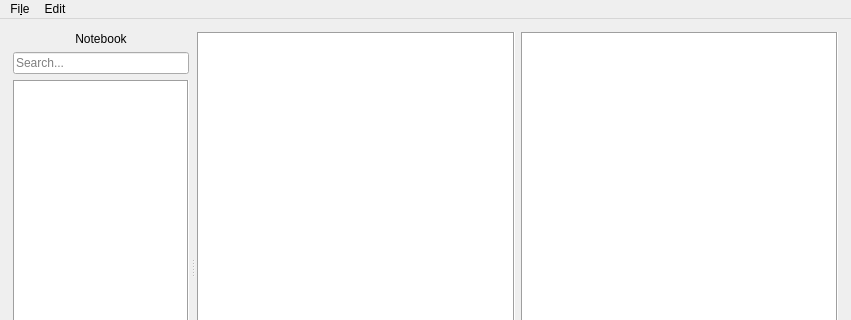
Old version of the form mainwindow.ui in the repository jontyrudman/markdown-editor-adv-level; both pictures show x 0 to 851 and y 0 to 320 of the 851 by 513 pixel window.
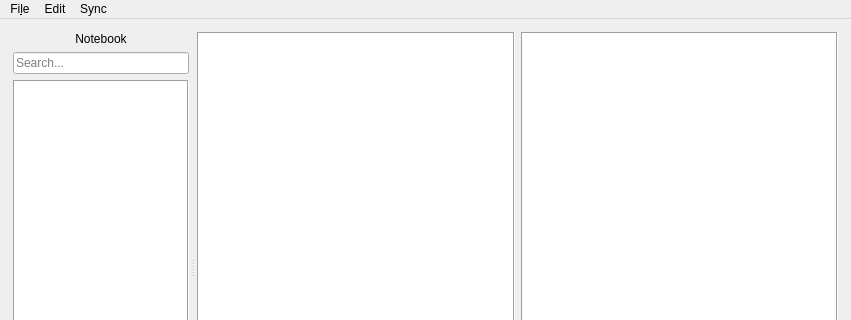
New version of the form. Icons and pictures are not drawn.

```diff
--- a/mainwindow.ui
+++ b/mainwindow.ui
@@ -254,8 +254,17 @@
     <addaction name="actionPaste"/>
     <addaction name="actionSelect_All"/>
    </widget>
+   <widget class="QMenu" name="menuSync">
+    <property name="title">
+     <string>Sync</string>
+    </property>
+    <addaction name="actionSet_Repository"/>
+    <addaction name="actionCreate_Repository"/>
+    <addaction name="actionCommit_Changes"/>
+   </widget>
    <addaction name="menuFile"/>
    <addaction name="menuEdit"/>
+   <addaction name="menuSync"/>
   </widget>
   <action name="actionNew_Note">
    <property name="icon">
```
Left out of the diff: 15 changed lines with no effect on the pictures.
